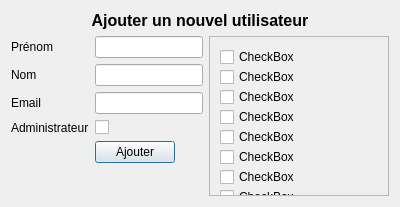
Old version of the form GUI/createuser.ui in the repository Eraac/EMH-client-lourd.
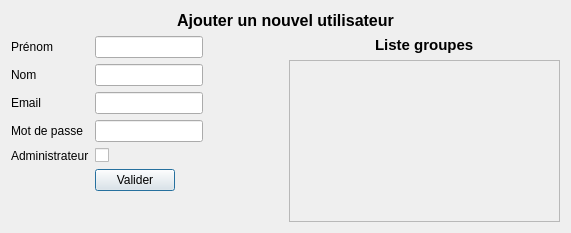
New version of the form.

Commit message: Ajustement pour afficher liste groupes

```diff
--- a/GUI/createuser.ui
+++ b/GUI/createuser.ui
@@ -6,8 +6,8 @@
    <rect>
     <x>0</x>
     <y>0</y>
-    <width>400</width>
-    <height>207</height>
+    <width>571</width>
+    <height>233</height>
    </rect>
   </property>
   <property name="windowTitle">
@@ -17,7 +17,7 @@
    <item>
     <layout class="QVBoxLayout" name="verticalLayout">
      <item>
-      <widget class="QLabel" name="label">
+      <widget class="QLabel" name="title">
        <property name="font">
         <font>
          <pointsize>12</pointsize>
@@ -71,170 +71,72 @@
           <widget class="QLineEdit" name="emailLineEdit"/>
          </item>
          <item row="3" column="0">
+          <widget class="QLabel" name="passwordLabel">
+           <property name="text">
+            <string>Mot de passe</string>
+           </property>
+          </widget>
+         </item>
+         <item row="3" column="1">
+          <widget class="QLineEdit" name="passwordLineEdit">
+           <property name="echoMode">
+            <enum>QLineEdit::Password</enum>
+           </property>
+          </widget>
+         </item>
+         <item row="4" column="0">
           <widget class="QLabel" name="administrateurLabel">
            <property name="text">
             <string>Administrateur</string>
            </property>
           </widget>
          </item>
-         <item row="3" column="1">
-          <widget class="QCheckBox" name="administrateurCheckBox"/>
-         </item>
          <item row="4" column="1">
-          <widget class="QPushButton" name="pushButton">
+          <widget class="QCheckBox" name="administrateurCheckBox"/>
+         </item>
+         <item row="5" column="1">
+          <widget class="QPushButton" name="validButton">
            <property name="text">
-            <string>Ajouter</string>
+            <string>Valider</string>
            </property>
           </widget>
          </item>
         </layout>
        </item>
        <item>
-        <widget class="QScrollArea" name="listGroupsArea">
-         <property name="widgetResizable">
-          <bool>true</bool>
-         </property>
-         <widget class="QWidget" name="scrollAreaWidgetContents">
-          <property name="geometry">
-           <rect>
-            <x>0</x>
-            <y>0</y>
-            <width>135</width>
-            <height>154</height>
-           </rect>
-          </property>
-          <widget class="QCheckBox" name="checkBox">
-           <property name="geometry">
-            <rect>
-             <x>10</x>
-             <y>10</y>
-             <width>89</width>
-             <height>20</height>
-            </rect>
+        <layout class="QVBoxLayout" name="verticalLayout_3">
+         <item alignment="Qt::AlignHCenter">
+          <widget class="QLabel" name="label">
+           <property name="font">
+            <font>
+             <pointsize>11</pointsize>
+             <weight>75</weight>
+             <bold>true</bold>
+            </font>
            </property>
            <property name="text">
-            <string>CheckBox</string>
+            <string>Liste groupes</string>
            </property>
           </widget>
-          <widget class="QCheckBox" name="checkBox_2">
-           <property name="geometry">
-            <rect>
-             <x>10</x>
-             <y>30</y>
-             <width>89</width>
-             <height>20</height>
-            </rect>
+         </item>
+         <item>
+          <widget class="QScrollArea" name="scrollArea">
+           <property name="widgetResizable">
+            <bool>true</bool>
            </property>
-           <property name="text">
-            <string>CheckBox</string>
-           </property>
+           <widget class="QWidget" name="scrollAreaWidgetContents">
+            <property name="geometry">
+             <rect>
+              <x>0</x>
+              <y>0</y>
+              <width>262</width>
+              <height>157</height>
+             </rect>
+            </property>
+           </widget>
           </widget>
-          <widget class="QCheckBox" name="checkBox_3">
-           <property name="geometry">
-            <rect>
-             <x>10</x>
-             <y>50</y>
-             <width>89</width>
-             <height>20</height>
-            </rect>
-           </property>
-           <property name="text">
-            <string>CheckBox</string>
-           </property>
-          </widget>
-          <widget class="QCheckBox" name="checkBox_4">
-           <property name="geometry">
-            <rect>
-             <x>10</x>
-             <y>70</y>
-             <width>89</width>
-             <height>20</height>
-            </rect>
-           </property>
-           <property name="text">
-            <string>CheckBox</string>
-           </property>
-          </widget>
-          <widget class="QCheckBox" name="checkBox_5">
-           <property name="geometry">
-            <rect>
-             <x>10</x>
-             <y>90</y>
-             <width>89</width>
-             <height>20</height>
-            </rect>
-           </property>
-           <property name="text">
-            <string>CheckBox</string>
-           </property>
-          </widget>
-          <widget class="QCheckBox" name="checkBox_6">
-           <property name="geometry">
-            <rect>
-             <x>10</x>
-             <y>110</y>
-             <width>89</width>
-             <height>20</height>
-            </rect>
-           </property>
-           <property name="text">
-            <string>CheckBox</string>
-           </property>
-          </widget>
-          <widget class="QCheckBox" name="checkBox_7">
-           <property name="geometry">
-            <rect>
-             <x>10</x>
-             <y>130</y>
-             <width>89</width>
-             <height>20</height>
-            </rect>
-           </property>
-           <property name="text">
-            <string>CheckBox</string>
-           </property>
-          </widget>
-          <widget class="QCheckBox" name="checkBox_8">
-           <property name="geometry">
-            <rect>
-             <x>10</x>
-             <y>190</y>
-             <width>89</width>
-             <height>20</height>
-            </rect>
-           </property>
-           <property name="text">
-            <string>CheckBox</string>
-           </property>
-          </widget>
-          <widget class="QCheckBox" name="checkBox_9">
-           <property name="geometry">
-            <rect>
-             <x>10</x>
-             <y>150</y>
-             <width>89</width>
-             <height>20</height>
-            </rect>
-           </property>
-           <property name="text">
-            <string>CheckBox</string>
-           </property>
-          </widget>
-          <widget class="QCheckBox" name="checkBox_10">
-           <property name="geometry">
-            <rect>
-             <x>10</x>
-             <y>170</y>
-             <width>89</width>
-             <height>20</height>
-            </rect>
-           </property>
-           <property name="text">
-            <string>CheckBox</string>
-           </property>
-          </widget>
-         </widget>
-        </widget>
+         </item>
+        </layout>
        </item>
       </layout>
      </item>
```
Left out of the diff: 2 changed lines with no effect on the pictures. The commit also changes 3 other files.
